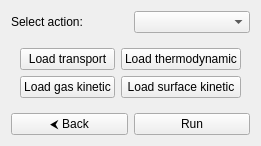
Qt form GUI/Ubuntu/src/gui/ui/input/chemkin_converter_page.ui (srebughini/ASALI) before a commit.
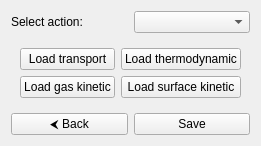
The same form after that commit.

Commit message: Add CHEMKIN to CANTERA converter

```diff
--- a/GUI/Ubuntu/src/gui/ui/input/chemkin_converter_page.ui
+++ b/GUI/Ubuntu/src/gui/ui/input/chemkin_converter_page.ui
@@ -85,7 +85,7 @@
                         <item>
                             <widget class="QPushButton" name="runButton">
                                 <property name="text">
-                                    <string>Run</string>
+                                    <string>Save</string>
                                 </property>
                                 <property name="toolTip">
                                     <string>Run CHEMKIN editor and Save results</string>
```
The commit also changes 2 other files.
